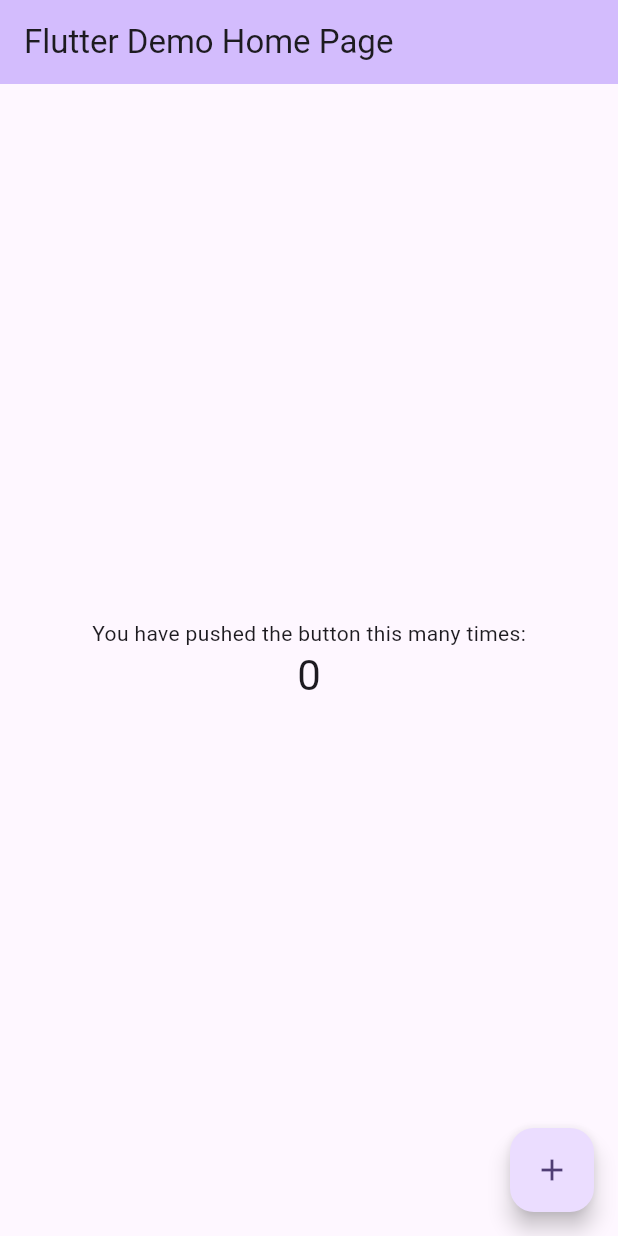
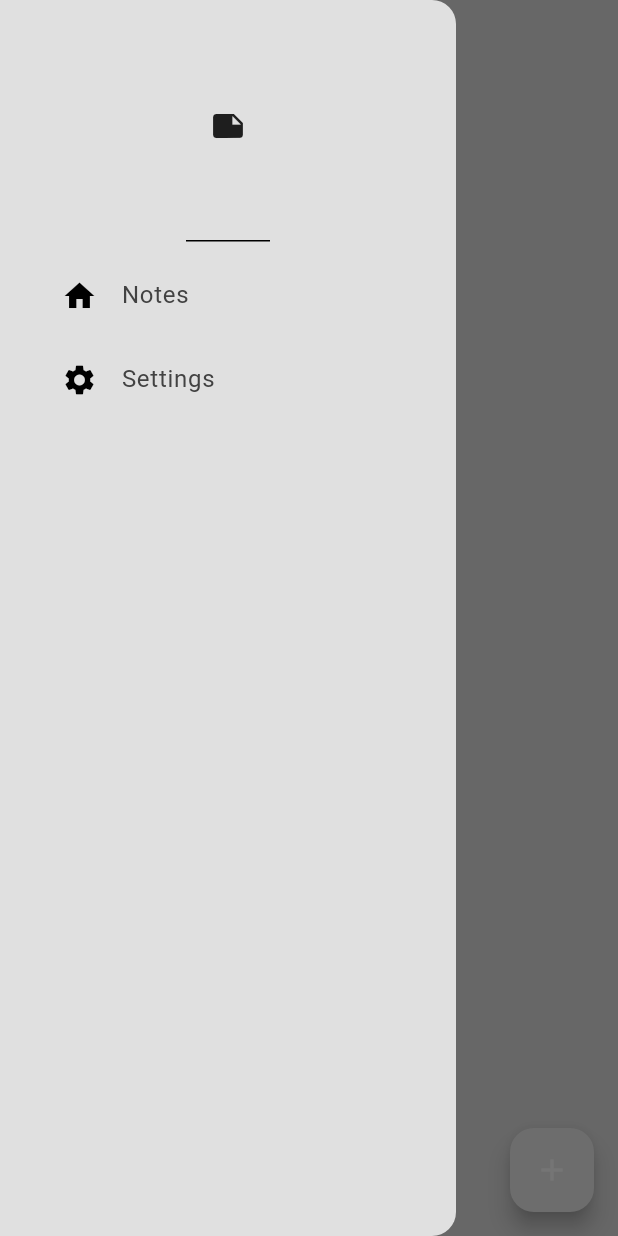
Before and after one commit to UKaanK/notesapp, a Flutter app: the screen it shows after launch, with the side drawer open (before the commit the screen has no drawer), on a phone screen of 412 x 824 dp. Run offline on Flutter 3.47's test engine with Material 3 defaults, Android fonts, the phone set to English and light mode, and no system bars; our stand-ins replace google_fonts, isar; accounts and stored records are empty; generated files the repository leaves out were written again.

Commit message:
note uygulaması yüklendi
ısar ve provider kullanıldı

```diff
--- /dev/null
+++ b/lib/components/drawer.dart
@@ -0,0 +1,35 @@
+import 'package:flutter/material.dart';
+import 'package:notesapp/components/drawer_tile.dart';
+import 'package:notesapp/pages/settings_page.dart';
+
+class MyDrawer extends StatelessWidget {
+  const MyDrawer({super.key});
+
+  @override
+  Widget build(BuildContext context) {
+    return Drawer(
+      backgroundColor: Theme.of(context).colorScheme.background,
+      child: Column(
+        children: [
+          //header
+          DrawerHeader(child: Icon(Icons.note)),
+          //notes tile
+          DrawerTile(
+            title: "Notes",
+            leading: Icon(Icons.home),
+            onTap: () =>Navigator.pop(context),
+          ),
+          //settings tile
+          DrawerTile(
+            title: "Settings",
+            leading: Icon(Icons.settings),
+            onTap: () {
+              Navigator.pop(context);
+              Navigator.push(context, MaterialPageRoute(builder: (context) => SettingsPage(),));
+            },
+          )
+        ],
+      ),
+    );
+  }
+}
--- /dev/null
+++ b/lib/components/drawer_tile.dart
@@ -0,0 +1,20 @@
+import 'package:flutter/material.dart';
+
+class DrawerTile extends StatelessWidget {
+  final String title;
+  final Widget leading;
+  final void Function()? onTap;
+  const DrawerTile({super.key, required this.title, required this.leading, this.onTap});
+
+  @override
+  Widget build(BuildContext context) {
+    return Padding(
+      padding: const EdgeInsets.only(left:25.0),
+      child: ListTile(
+         title: Text(title,style: TextStyle(color: Theme.of(context).colorScheme.inversePrimary),),
+         leading: leading,
+         onTap: onTap ,
+      ),
+    );
+  }
+}
--- a/lib/main.dart
+++ b/lib/main.dart
@@ -1,125 +1,31 @@
 import 'package:flutter/material.dart';
+import 'package:notesapp/models/note_database.dart';
+import 'package:notesapp/pages/notes_page.dart';
+import 'package:notesapp/theme/theme_provider.dart';
+import 'package:provider/provider.dart';
 
-void main() {
-  runApp(const MyApp());
+void main() async {
+  // initialize note isar database
+  WidgetsFlutterBinding.ensureInitialized();
+  await NoteDatabase.initialize();
+  runApp(MultiProvider(providers: [
+    //note provider
+    ChangeNotifierProvider(create: (context) => NoteDatabase()),
+    //theme provider
+    ChangeNotifierProvider(create: (context) => ThemeProvider())
+  ],
+  child: MyApp() ,));
 }
 
 class MyApp extends StatelessWidget {
   const MyApp({super.key});
 
-  // This widget is the root of your application.
   @override
   Widget build(BuildContext context) {
     return MaterialApp(
-      title: 'Flutter Demo',
-      theme: ThemeData(
-        // This is the theme of your application.
-        //
-        // TRY THIS: Try running your application with "flutter run". You'll see
-        // the application has a purple toolbar. Then, without quitting the app,
-        // try changing the seedColor in the colorScheme below to Colors.green
-        // and then invoke "hot reload" (save your changes or press the "hot
-        // reload" button in a Flutter-supported IDE, or press "r" if you used
-        // the command line to start the app).
-        //
-        // Notice that the counter didn't reset back to zero; the application
-        // state is not lost during the reload. To reset the state, use hot
-        // restart instead.
-        //
-        // This works for code too, not just values: Most code changes can be
-        // tested with just a hot reload.
-        colorScheme: ColorScheme.fromSeed(seedColor: Colors.deepPurple),
-        useMaterial3: true,
-      ),
-      home: const MyHomePage(title: 'Flutter Demo Home Page'),
+      debugShowCheckedModeBanner: false,
+      theme: Provider.of<ThemeProvider>(context).themeData,
+      home: NotesPage(),
     );
   }
 }
-
-class MyHomePage extends StatefulWidget {
-  const MyHomePage({super.key, required this.title});
-
-  // This widget is the home page of your application. It is stateful, meaning
-  // that it has a State object (defined below) that contains fields that affect
-  // how it looks.
-
-  // This class is the configuration for the state. It holds the values (in this
-  // case the title) provided by the parent (in this case the App widget) and
-  // used by the build method of the State. Fields in a Widget subclass are
-  // always marked "final".
-
-  final String title;
-
-  @override
-  State<MyHomePage> createState() => _MyHomePageState();
-}
-
-class _MyHomePageState extends State<MyHomePage> {
-  int _counter = 0;
-
-  void _incrementCounter() {
-    setState(() {
-      // This call to setState tells the Flutter framework that something has
-      // changed in this State, which causes it to rerun the build method below
-      // so that the display can reflect the updated values. If we changed
-      // _counter without calling setState(), then the build method would not be
-      // called again, and so nothing would appear to happen.
-      _counter++;
-    });
-  }
-
-  @override
-  Widget build(BuildContext context) {
-    // This method is rerun every time setState is called, for instance as done
-    // by the _incrementCounter method above.
-    //
-    // The Flutter framework has been optimized to make rerunning build methods
-    // fast, so that you can just rebuild anything that needs updating rather
-    // than having to individually change instances of widgets.
-    return Scaffold(
-      appBar: AppBar(
-        // TRY THIS: Try changing the color here to a specific color (to
-        // Colors.amber, perhaps?) and trigger a hot reload to see the AppBar
-        // change color while the other colors stay the same.
-        backgroundColor: Theme.of(context).colorScheme.inversePrimary,
-        // Here we take the value from the MyHomePage object that was created by
-        // the App.build method, and use it to set our appbar title.
-        title: Text(widget.title),
-      ),
-      body: Center(
-        // Center is a layout widget. It takes a single child and positions it
-        // in the middle of the parent.
-        child: Column(
-          // Column is also a layout widget. It takes a list of children and
-          // arranges them vertically. By default, it sizes itself to fit its
-          // children horizontally, and tries to be as tall as its parent.
-          //
-          // Column has various properties to control how it sizes itself and
-          // how it positions its children. Here we use mainAxisAlignment to
-          // center the children vertically; the main axis here is the vertical
-          // axis because Columns are vertical (the cross axis would be
-          // horizontal).
-          //
-          // TRY THIS: Invoke "debug painting" (choose the "Toggle Debug Paint"
-          // action in the IDE, or press "p" in the console), to see the
-          // wireframe for each widget.
-          mainAxisAlignment: MainAxisAlignment.center,
-          children: <Widget>[
-            const Text(
-              'You have pushed the button this many times:',
-            ),
-            Text(
-              '$_counter',
-              style: Theme.of(context).textTheme.headlineMedium,
-            ),
-          ],
-        ),
-      ),
-      floatingActionButton: FloatingActionButton(
-        onPressed: _incrementCounter,
-        tooltip: 'Increment',
-        child: const Icon(Icons.add),
-      ), // This trailing comma makes auto-formatting nicer for build methods.
-    );
-  }
-}
--- /dev/null
+++ b/lib/models/note.dart
@@ -0,0 +1,9 @@
+import 'package:isar/isar.dart';
+
+part 'note.g.dart';
+
+@Collection()
+class Note{
+  Id id = Isar.autoIncrement;
+  late String text;
+}
--- /dev/null
+++ b/lib/models/note_database.dart
@@ -0,0 +1,55 @@
+import 'package:flutter/material.dart';
+import 'package:isar/isar.dart';
+import 'package:notesapp/models/note.dart';
+import 'package:path_provider/path_provider.dart';
+
+class NoteDatabase extends ChangeNotifier {
+  static late Isar isar;
+  // I N I T I A L I Z E - D A T A B A S E
+  static Future<void> initialize() async {
+    final dir = await getApplicationDocumentsDirectory();
+    isar = await Isar.open(
+      [NoteSchema],
+      directory: dir.path,
+    );
+  }
+
+  //list  of notes
+  final List<Note> currentNotes=[];
+
+  // CREATE a note and save to db
+  Future<void> addNote(String textFromUser)async{
+    //create a new note object
+    final newNote = Note()..text=textFromUser;
+
+    //save to db
+    await isar.writeTxn(() => isar.notes.put(newNote));
+
+    //re-read from db
+    fetchNotes();
+  }
+
+  //READ notes from db
+  Future<void> fetchNotes()async{
+    List<Note> fetchedNotes = await isar.notes.where().findAll();
+    currentNotes.clear();
+    currentNotes.addAll(fetchedNotes);
+    notifyListeners();
+  }
+
+  //UPDATE  a note in db
+  Future<void> updateNote(int id,String newText)async{
+    final existingNote = await isar.notes.get(id);
+    if (existingNote != null) {
+      existingNote.text=newText;
+      await isar.writeTxn(() => isar.notes.put(existingNote));
+      await fetchNotes();
+    }
+  }
+
+  //DELETE a note from the db
+  Future<void> deleteNote(int id)async{
+    await isar.writeTxn(() => isar.notes.delete(id));
+    await fetchNotes();
+  }
+}
--- /dev/null
+++ b/lib/pages/notes_page.dart
@@ -0,0 +1,162 @@
+import 'package:flutter/material.dart';
+import 'package:google_fonts/google_fonts.dart';
+import 'package:notesapp/components/drawer.dart';
+import 'package:notesapp/models/note.dart';
+import 'package:notesapp/models/note_database.dart';
+import 'package:provider/provider.dart';
+
+class NotesPage extends StatefulWidget {
+  const NotesPage({super.key});
+
+  @override
+  State<NotesPage> createState() => _NotesPageState();
+}
+
+class _NotesPageState extends State<NotesPage> {
+  //text controller to acces what the user typed
+  final textController = TextEditingController();
+
+  @override
+  void initState() {
+    // TODO: implement initState
+    readNotes();
+  }
+
+  //create a note
+  void createNote() {
+    showDialog(
+      context: context,
+      builder: (context) => AlertDialog(
+        content: TextField(
+          controller: textController,
+        ),
+        actions: [
+          //Create button
+          MaterialButton(
+            onPressed: () {
+              //add to db
+              context.read<NoteDatabase>().addNote(textController.text);
+
+              // clear controller
+              textController.clear();
+              //pop dialog box
+              Navigator.pop(context);
+            },
+            child: Text("ADD"),
+          )
+        ],
+      ),
+    );
+  }
+
+  //read notes
+  void readNotes() {
+    context.read<NoteDatabase>().fetchNotes();
+  }
+
+  //update a note
+  void updateNote(Note note) {
+    // pre - fill the current note text
+    textController.text = note.text;
+    showDialog(
+      context: context,
+      builder: (context) => AlertDialog(
+        title: Text("Update Note"),
+        content: TextField(
+          controller: textController,
+        ),
+        actions: [
+          //update button
+          MaterialButton(
+            onPressed: () {
+              //update note in db
+              context
+                  .read<NoteDatabase>()
+                  .updateNote(note.id, textController.text);
+              //clear controller
+              textController.clear();
+              //pop dialog box
+              Navigator.pop(context);
+            },
+            child: Text("Update"),
+          )
+        ],
+      ),
+    );
+  }
+
+  //delete a note
+  void deleteNote(int id) {
+    context.read<NoteDatabase>().deleteNote(id);
+  }
+
+  @override
+  Widget build(BuildContext context) {
+    //note database
+    final noteDatabase = context.watch<NoteDatabase>();
+
+    //current notes
+    List<Note> currentNotes = noteDatabase.currentNotes;
+
+    return Scaffold(
+      backgroundColor: Theme.of(context).colorScheme.background,
+      appBar: AppBar(
+        elevation: 0,
+        backgroundColor: Colors.transparent,
+        foregroundColor: Theme.of(context).colorScheme.inversePrimary ,
+      ),
+      drawer: MyDrawer(),
+      body: Column(
+        crossAxisAlignment: CrossAxisAlignment.start,
+        children: [
+          //Heading
+          Padding(
+            padding: EdgeInsets.only(left: 25),
+            child: Text(
+              "Notes",
+              style: GoogleFonts.dmSerifText(
+                  textStyle: TextStyle(
+                      fontSize: 48,
+                      color: Theme.of(context).colorScheme.inversePrimary)),
+            ),
+          ),
+
+          //List of notes
+          Expanded(
+            child: ListView.builder(
+              itemCount: currentNotes.length,
+              itemBuilder: (context, index) {
+                //get invidual note
+                final note = currentNotes[index];
+
+                //ListTile UI
+                return ListTile(
+                  title: Text(note.text),
+                  trailing: Row(
+                    mainAxisSize: MainAxisSize.min,
+                    children: [
+                      //edit button
+                      IconButton(
+                          onPressed: () => updateNote(note),
+                          icon: Icon(Icons.edit)),
+                      //delete buttun
+                      IconButton(
+                          onPressed: () => deleteNote(note.id),
+                          icon: Icon(Icons.delete))
+                    ],
+                  ),
+                );
+              },
+            ),
+          ),
+        ],
+      ),
+      floatingActionButton: FloatingActionButton(
+        onPressed: createNote,
+        child: Icon(
+          Icons.add,
+        ),
+      ),
+    );
+  }
+}
--- /dev/null
+++ b/lib/theme/theme.dart
@@ -0,0 +1,23 @@
+// light mode
+
+import 'package:flutter/material.dart';
+
+ThemeData ligthMode= ThemeData(
+  brightness: Brightness.light,
+  colorScheme: ColorScheme.light(
+    background: Colors.grey.shade300,
+    primary: Colors.grey.shade200,
+    secondary: Colors.grey.shade400,
+    inversePrimary: Colors.grey.shade800
+  )
+);
+//dark mode
+ThemeData darkMode= ThemeData(
+  brightness: Brightness.dark,
+  colorScheme: ColorScheme.dark(
+    background: Colors.grey.shade900,
+    primary: Colors.grey.shade800,
+    secondary: Colors.grey.shade700,
+    inversePrimary: Colors.grey.shade300
+  )
+);
--- /dev/null
+++ b/lib/theme/theme_provider.dart
@@ -0,0 +1,31 @@
+import 'package:flutter/material.dart';
+import 'package:notesapp/theme/theme.dart';
+
+class ThemeProvider with ChangeNotifier{
+  //initialy  theme is light mode
+  ThemeData _themeData = ligthMode;
+
+  //getter method to access the theme from other parts of the code
+  ThemeData get themeData => _themeData;
+
+
+  //getter method to see if we are in dark mode or not
+  bool get isDarkMode => _themeData == darkMode;
+
+
+  //setter method to set the new theme
+  set themeData(ThemeData themeData){
+    _themeData = themeData;
+    notifyListeners();
+  }
+
+
+  //we will use this toggle in a switch later on..
+  void toggleTheme(){
+    if (_themeData == ligthMode) {
+      themeData = darkMode;
+    }else{
+      themeData=ligthMode;
+    }
+  }
+}
```
Also changed, not shown: lib/pages/settings_page.dart (added, +47 -0 lines), pubspec.yaml (+7 -1 lines), lib/models/note.g.dart (added), pubspec.lock, 5 other files.
